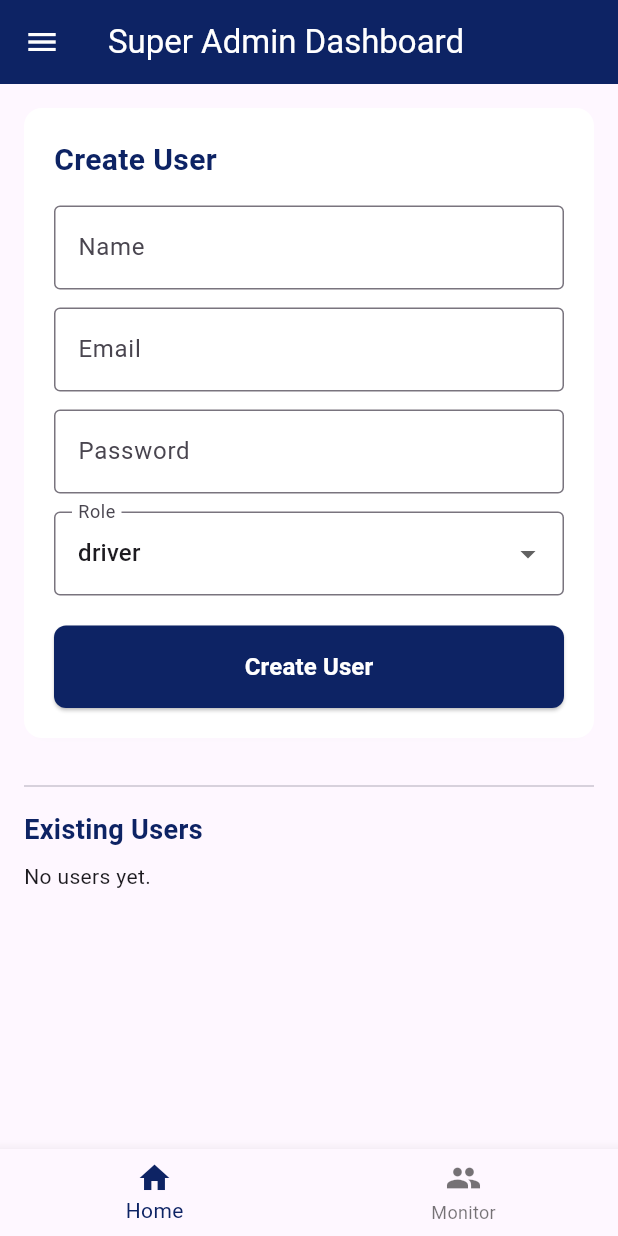
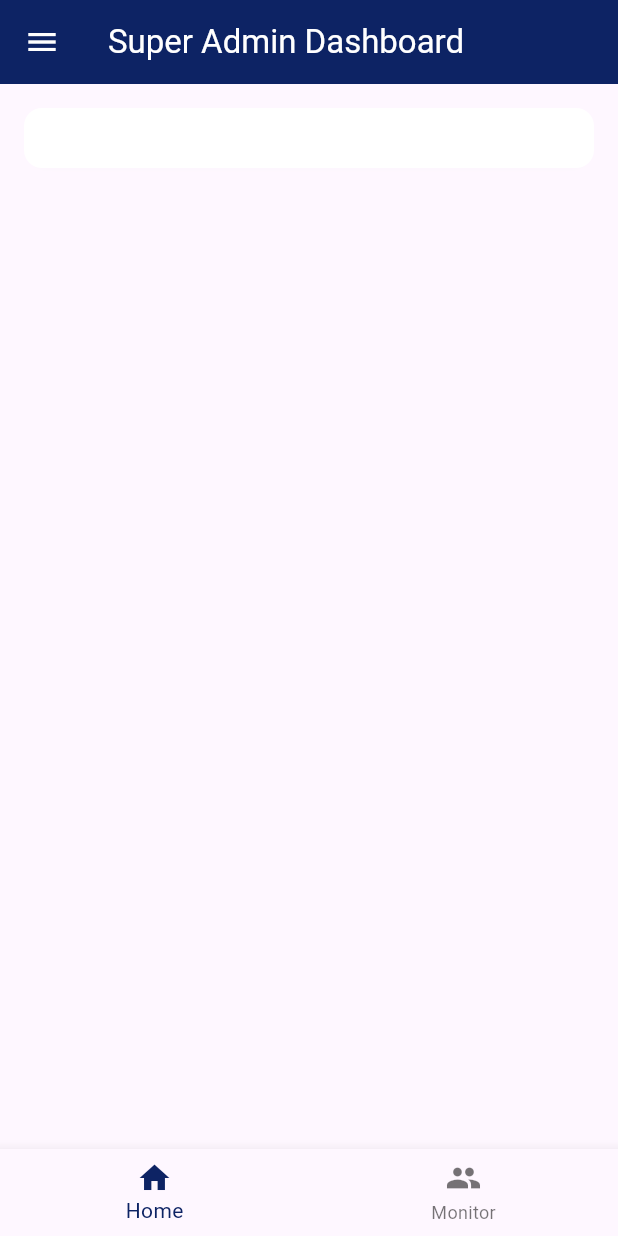
Before and after one commit to Venomous0511/JeepEZ, a Flutter app: the SuperAdminDashboard screen opened directly with empty values, on a phone screen of 412 x 824 dp. Run offline on Flutter 3.47's test engine with Material 3 defaults, Android fonts, the phone set to English and light mode, and no system bars; our stand-ins replace cloud_firestore, firebase_auth, firebase_core; accounts and stored records are empty; generated files the repository leaves out were written again.

Commit message:
Fixed a Home Screen in Dashboard

```diff
--- a/lib/screens/dashboards/super_admin_dashboard.dart
+++ b/lib/screens/dashboards/super_admin_dashboard.dart
@@ -112,131 +112,6 @@ class _SuperAdminDashboardState extends State<SuperAdminDashboard> {
                 ),
               ],
             ),
-            child: Column(
-              crossAxisAlignment: CrossAxisAlignment.start,
-              children: [
-                const Text(
-                  'Create User',
-                  style: TextStyle(
-                    fontSize: 20,
-                    fontWeight: FontWeight.bold,
-                    color: Color(0xFF0D2364),
-                  ),
-                ),
-                const SizedBox(height: 16),
-                TextField(
-                  controller: nameCtrl,
-                  decoration: const InputDecoration(
-                    labelText: 'Name',
-                    border: OutlineInputBorder(),
-                  ),
-                ),
-                const SizedBox(height: 12),
-                TextField(
-                  controller: emailCtrl,
-                  decoration: const InputDecoration(
-                    labelText: 'Email',
-                    border: OutlineInputBorder(),
-                  ),
-                ),
-                const SizedBox(height: 12),
-                TextField(
-                  controller: passCtrl,
-                  obscureText: true,
-                  decoration: const InputDecoration(
-                    labelText: 'Password',
-                    border: OutlineInputBorder(),
-                  ),
-                ),
-                const SizedBox(height: 12),
-                DropdownButtonFormField<String>(
-                  value: role,
-                  decoration: const InputDecoration(
-                    labelText: 'Role',
-                    border: OutlineInputBorder(),
-                  ),
-                  items: const [
-                    'admin',
-                    'legal_officer',
-                    'driver',
-                    'conductor',
-                    'inspector',
-                  ].map((r) => DropdownMenuItem(value: r, child: Text(r))).toList(),
-                  onChanged: (value) => setState(() => role = value ?? "driver"),
-                ),
-                const SizedBox(height: 20),
-                loading
-                    ? const Center(child: CircularProgressIndicator())
-                    : SizedBox(
-                  width: double.infinity,
-                  child: ElevatedButton(
-                    onPressed: _createUser,
-                    style: ElevatedButton.styleFrom(
-                      backgroundColor: const Color(0xFF0D2364),
-                      padding: const EdgeInsets.symmetric(vertical: 16),
-                      shape: RoundedRectangleBorder(
-                        borderRadius: BorderRadius.circular(8),
-                      ),
-                    ),
-                    child: const Text(
-                      'Create User',
-                      style: TextStyle(
-                        fontSize: 16,
-                        fontWeight: FontWeight.bold,
-                        color: Colors.white,
-                      ),
-                    ),
-                  ),
-                ),
-              ],
-            ),
-          ),
-
-          const SizedBox(height: 24),
-          const Divider(),
-          const SizedBox(height: 8),
-          const Text(
-            'Existing Users',
-            style: TextStyle(
-              fontSize: 18,
-              fontWeight: FontWeight.bold,
-              color: Color(0xFF0D2364),
-            ),
-          ),
-          const SizedBox(height: 8),
-          StreamBuilder<QuerySnapshot>(
-            stream: FirebaseFirestore.instance
-                .collection('users')
-                .orderBy('createdAt', descending: true)
-                .snapshots(),
-            builder: (context, snap) {
-              if (snap.connectionState == ConnectionState.waiting) {
-                return const Center(child: CircularProgressIndicator());
-              }
-              if (!snap.hasData || snap.data!.docs.isEmpty) {
-                return const Text("No users yet.");
-              }
-
-              return Column(
-                children: snap.data!.docs.map((doc) {
-                  final data = doc.data() as Map<String, dynamic>;
-                  return Card(
-                    elevation: 2,
-                    margin: const EdgeInsets.symmetric(vertical: 6),
-                    child: ListTile(
-                      title: Text(
-                        data['email'] ?? '',
-                        style: const TextStyle(fontWeight: FontWeight.bold),
-                      ),
-                      subtitle: Text(
-                        '${data['name'] ?? ''} • ${data['role'] ?? ''}',
-                      ),
-                      trailing: const Icon(Icons.person, color: Color(0xFF0D2364)),
-                    ),
-                  );
-                }).toList(),
-              );
-            },
           ),
         ],
       ),
```
